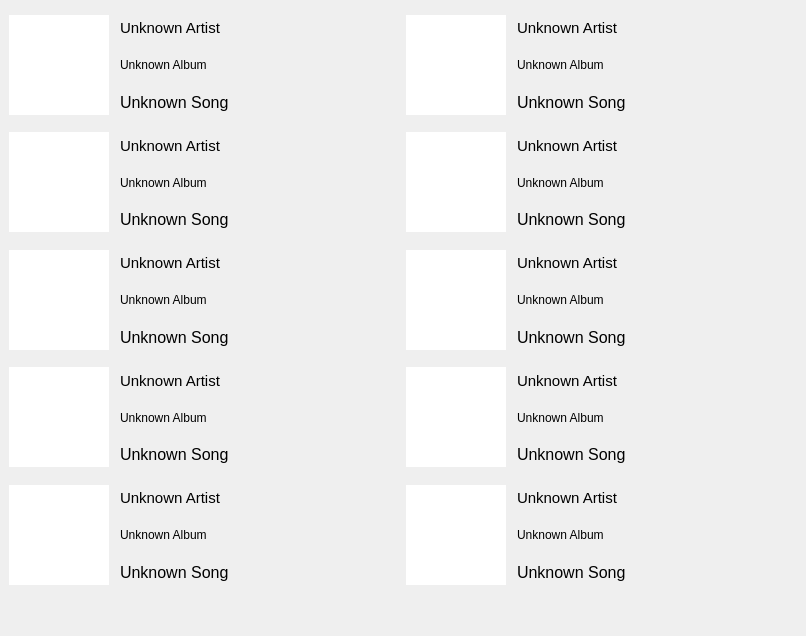
Old version of the form ui/main.ui in the repository gkeep/spotify-stats.
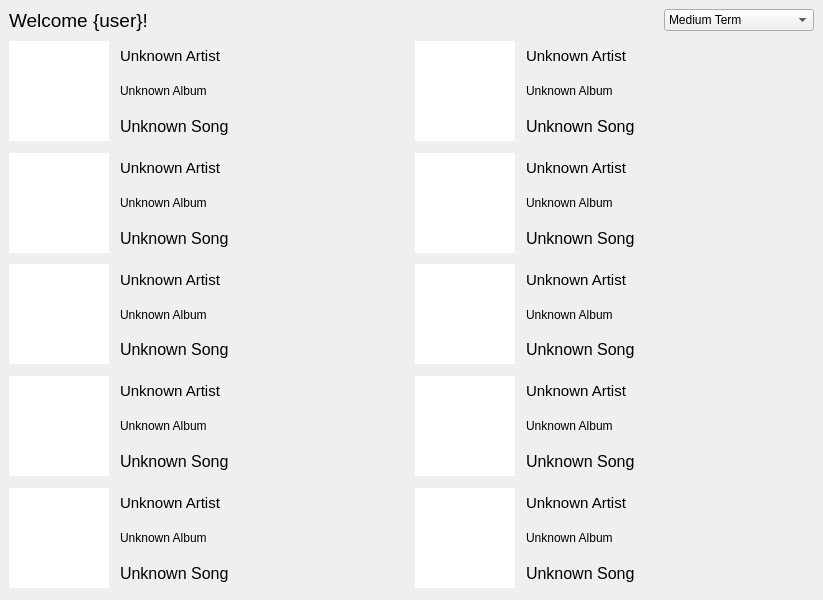
New version of the form.

Commit message: Add user greeting

Diff of the .ui file:
```diff
--- a/ui/main.ui
+++ b/ui/main.ui
@@ -6,8 +6,8 @@
    <rect>
     <x>0</x>
     <y>0</y>
-    <width>806</width>
-    <height>636</height>
+    <width>823</width>
+    <height>600</height>
    </rect>
   </property>
   <property name="windowTitle">
@@ -20,16 +20,68 @@
    <property name="minimumSize">
     <size>
      <width>600</width>
-     <height>550</height>
+     <height>600</height>
     </size>
    </property>
    <property name="maximumSize">
     <size>
      <width>16777215</width>
-     <height>600</height>
+     <height>1000</height>
     </size>
    </property>
+   <layout class="QGridLayout" name="gridLayout">
+    <item row="0" column="0">
    <layout class="QVBoxLayout" name="verticalLayout_13">
+      <item>
+       <layout class="QHBoxLayout" name="horizontalLayout_12">
+        <item>
+         <widget class="QLabel" name="welcomeTextLabel">
+          <property name="font">
+           <font>
+            <pointsize>14</pointsize>
+           </font>
+          </property>
+          <property name="text">
+           <string>Welcome {user}!</string>
+          </property>
+         </widget>
+        </item>
+        <item>
+         <widget class="QComboBox" name="termComboBox">
+          <property name="minimumSize">
+           <size>
+            <width>0</width>
+            <height>0</height>
+           </size>
+          </property>
+          <property name="maximumSize">
+           <size>
+            <width>150</width>
+            <height>16777215</height>
+           </size>
+          </property>
+          <property name="currentIndex">
+           <number>1</number>
+          </property>
+          <item>
+           <property name="text">
+            <string>Short Term</string>
+           </property>
+          </item>
+          <item>
+           <property name="text">
+            <string>Medium Term</string>
+           </property>
+          </item>
+          <item>
+           <property name="text">
+            <string>Long Term</string>
+           </property>
+          </item>
+         </widget>
+        </item>
+       </layout>
+      </item>
     <item>
      <layout class="QHBoxLayout" name="horizontalLayout_11">
       <item>
@@ -963,6 +1015,8 @@
                <string>Unknown Song</string>
               </property>
              </widget>
+              </item>
+             </layout>
             </item>
            </layout>
           </item>
```
Lines whose indentation alone changed are shown as unchanged. The commit also changes 3 other files.
